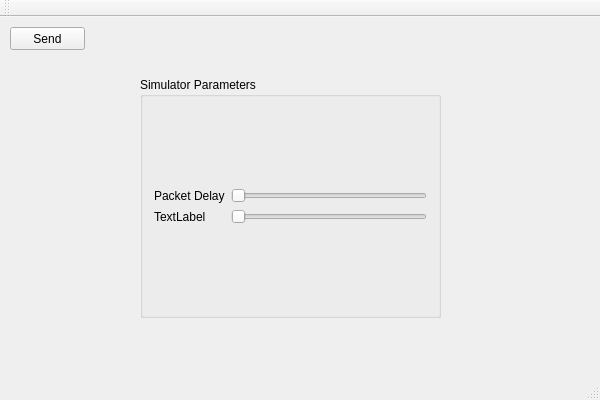
First picture: the form in kinda-good-protocol/KindaGoodProtocol.ui, repository Krixium/kinda-good-protocol, before the edit.
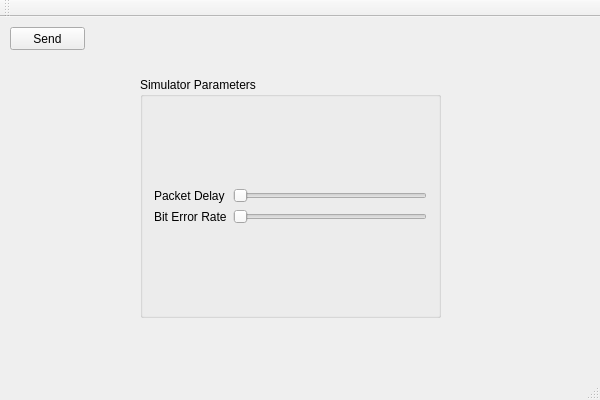
Second picture: the form after the edit.

The edit to the form file:
```diff
--- a/kinda-good-protocol/KindaGoodProtocol.ui
+++ b/kinda-good-protocol/KindaGoodProtocol.ui
@@ -33,16 +33,16 @@
         <enum>QLayout::SetMaximumSize</enum>
        </property>
        <item row="0" column="0">
-        <widget class="QLabel" name="label">
+        <widget class="QLabel" name="packetDelayLabel">
          <property name="text">
           <string>Packet Delay</string>
          </property>
         </widget>
        </item>
        <item row="1" column="0">
-        <widget class="QLabel" name="packetDelayLabel">
+        <widget class="QLabel" name="bitErrorRateLabel">
          <property name="text">
-          <string>TextLabel</string>
+          <string>Bit Error Rate</string>
          </property>
         </widget>
        </item>
```
Left out of the diff: 4 changed lines with no effect on the pictures.
